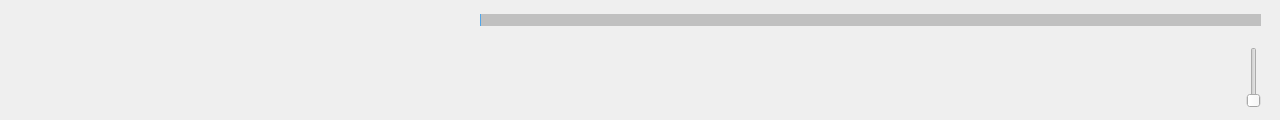
Above: play_interface.ui from ZZHENJIE/ZMBOX before the change. Below: the same form after it.
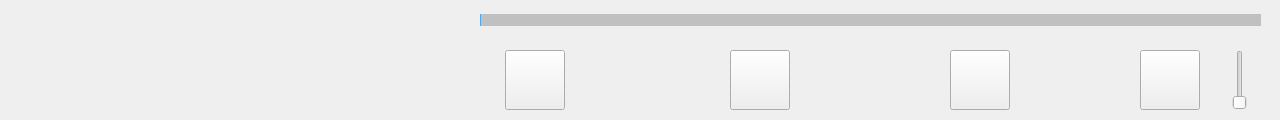
That is the form after the change. Icons and pictures are not drawn.

```diff
--- a/play_interface.ui
+++ b/play_interface.ui
@@ -13,119 +13,6 @@
   <property name="windowTitle">
    <string>Form</string>
   </property>
-  <widget class="QWidget" name="horizontalLayoutWidget">
-   <property name="geometry">
-    <rect>
-     <x>490</x>
-     <y>47</y>
-     <width>771</width>
-     <height>61</height>
-    </rect>
-   </property>
-   <layout class="QHBoxLayout" name="PushButton">
-    <item>
-     <widget class="QPushButton" name="Back">
-      <property name="text">
-       <string/>
-      </property>
-      <property name="icon">
-       <iconset resource="Resources.qrc">
-        <normaloff>:/Resource/UP.png</normaloff>:/Resource/UP.png</iconset>
-      </property>
-      <property name="iconSize">
-       <size>
-        <width>50</width>
-        <height>50</height>
-       </size>
-      </property>
-      <property name="flat">
-       <bool>true</bool>
-      </property>
-     </widget>
-    </item>
-    <item>
-     <widget class="QPushButton" name="Play">
-      <property name="text">
-       <string/>
-      </property>
-      <property name="icon">
-       <iconset resource="Resources.qrc">
-        <normaloff>:/Resource/Play.png</normaloff>:/Resource/Play.png</iconset>
-      </property>
-      <property name="iconSize">
-       <size>
-        <width>50</width>
-        <height>50</height>
-       </size>
-      </property>
-      <property name="flat">
-       <bool>true</bool>
-      </property>
-     </widget>
-    </item>
-    <item>
-     <widget class="QPushButton" name="Next">
-      <property name="text">
-       <string/>
-      </property>
-      <property name="icon">
-       <iconset resource="Resources.qrc">
-        <normaloff>:/Resource/Next.png</normaloff>:/Resource/Next.png</iconset>
-      </property>
-      <property name="iconSize">
-       <size>
-        <width>50</width>
-        <height>50</height>
-       </size>
-      </property>
-      <property name="flat">
-       <bool>true</bool>
-      </property>
-     </widget>
-    </item>
-    <item>
-     <widget class="QPushButton" name="Audio">
-      <property name="text">
-       <string/>
-      </property>
-      <property name="icon">
-       <iconset resource="Resources.qrc">
-        <normaloff>:/Resource/Audio.png</normaloff>:/Resource/Audio.png</iconset>
-      </property>
-      <property name="iconSize">
-       <size>
-        <width>50</width>
-        <height>50</height>
-       </size>
-      </property>
-      <property name="flat">
-       <bool>true</bool>
-      </property>
-     </widget>
-    </item>
-    <item>
-     <widget class="QSlider" name="Audio_Size">
-      <property name="styleSheet">
-       <string notr="true"> QSlider::handle:vertical{ 
-		width:  30px; 
-		height: 30px; 
-		margin-top: -10px; 
-		margin-left: 0px; 
-		margin-bottom: -10px; 
-		margin-right: 0px; 
- 		border-image:url(:/Resource/Rect.png);
-} </string>
-      </property>
-      <property name="maximum">
-       <number>100</number>
-      </property>
-      <property name="orientation">
-       <enum>Qt::Vertical</enum>
-      </property>
-     </widget>
-    </item>
-   </layout>
-  </widget>
   <widget class="QSlider" name="Music_Pos">
    <property name="geometry">
     <rect>
@@ -224,6 +111,147 @@
     <bool>true</bool>
    </property>
   </widget>
+  <widget class="QWidget" name="widget" native="true">
+   <property name="geometry">
+    <rect>
+     <x>480</x>
+     <y>50</y>
+     <width>780</width>
+     <height>60</height>
+    </rect>
+   </property>
+   <widget class="QPushButton" name="Next">
+    <property name="geometry">
+     <rect>
+      <x>470</x>
+      <y>0</y>
+      <width>60</width>
+      <height>60</height>
+     </rect>
+    </property>
+    <property name="text">
+     <string/>
+    </property>
+    <property name="icon">
+     <iconset resource="Resources.qrc">
+      <normaloff>:/Resource/Next.png</normaloff>:/Resource/Next.png</iconset>
+    </property>
+    <property name="iconSize">
+     <size>
+      <width>50</width>
+      <height>50</height>
+     </size>
+    </property>
+    <property name="flat">
+     <bool>false</bool>
+    </property>
+   </widget>
+   <widget class="QPushButton" name="Back">
+    <property name="geometry">
+     <rect>
+      <x>25</x>
+      <y>0</y>
+      <width>60</width>
+      <height>60</height>
+     </rect>
+    </property>
+    <property name="text">
+     <string/>
+    </property>
+    <property name="icon">
+     <iconset resource="Resources.qrc">
+      <normaloff>:/Resource/Up.png</normaloff>:/Resource/Up.png</iconset>
+    </property>
+    <property name="iconSize">
+     <size>
+      <width>50</width>
+      <height>50</height>
+     </size>
+    </property>
+    <property name="flat">
+     <bool>false</bool>
+    </property>
+   </widget>
+   <widget class="QPushButton" name="Play">
+    <property name="geometry">
+     <rect>
+      <x>250</x>
+      <y>0</y>
+      <width>60</width>
+      <height>60</height>
+     </rect>
+    </property>
+    <property name="text">
+     <string/>
+    </property>
+    <property name="icon">
+     <iconset resource="Resources.qrc">
+      <normaloff>:/Resource/Play.png</normaloff>:/Resource/Play.png</iconset>
+    </property>
+    <property name="iconSize">
+     <size>
+      <width>50</width>
+      <height>50</height>
+     </size>
+    </property>
+    <property name="flat">
+     <bool>false</bool>
+    </property>
+   </widget>
+   <widget class="QPushButton" name="Audio">
+    <property name="geometry">
+     <rect>
+      <x>660</x>
+      <y>0</y>
+      <width>60</width>
+      <height>60</height>
+     </rect>
+    </property>
+    <property name="text">
+     <string/>
+    </property>
+    <property name="icon">
+     <iconset resource="Resources.qrc">
+      <normaloff>:/Resource/Audio.png</normaloff>:/Resource/Audio.png</iconset>
+    </property>
+    <property name="iconSize">
+     <size>
+      <width>50</width>
+      <height>50</height>
+     </size>
+    </property>
+    <property name="flat">
+     <bool>false</bool>
+    </property>
+   </widget>
+   <widget class="QSlider" name="Audio_Size">
+    <property name="geometry">
+     <rect>
+      <x>750</x>
+      <y>0</y>
+      <width>20</width>
+      <height>60</height>
+     </rect>
+    </property>
+    <property name="styleSheet">
+     <string notr="true"> QSlider::handle:vertical{ 
+		width:  30px; 
+		height: 30px; 
+		margin-top: -10px; 
+		margin-left: 0px; 
+		margin-bottom: -10px; 
+		margin-right: 0px; 
+ 		border-image:url(:/Resource/Rect.png);
+} </string>
+    </property>
+    <property name="maximum">
+     <number>100</number>
+    </property>
+    <property name="orientation">
+     <enum>Qt::Vertical</enum>
+    </property>
+   </widget>
+  </widget>
   <zorder>Time</zorder>
   <zorder>horizontalLayoutWidget</zorder>
   <zorder>Music_Pos</zorder>
```
Left out of the diff: 11 changed lines with no effect on the pictures.
